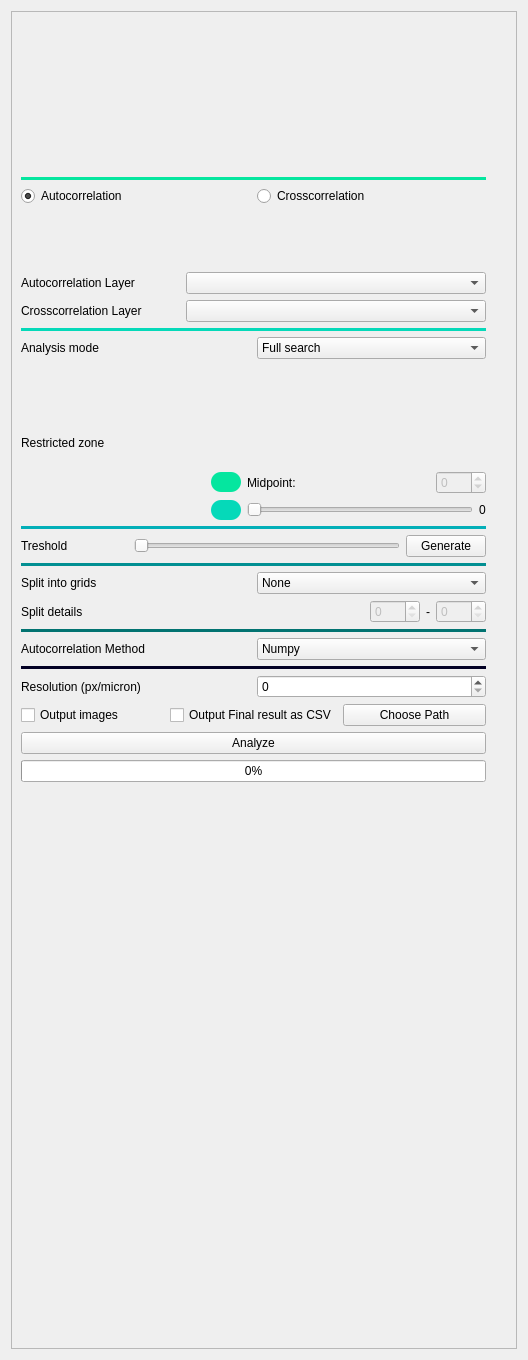
First picture: the form in src/napari_k2_wavebreaker/static/form.ui, repository SamKVs/napari-k2-WaveBreaker, before the edit.
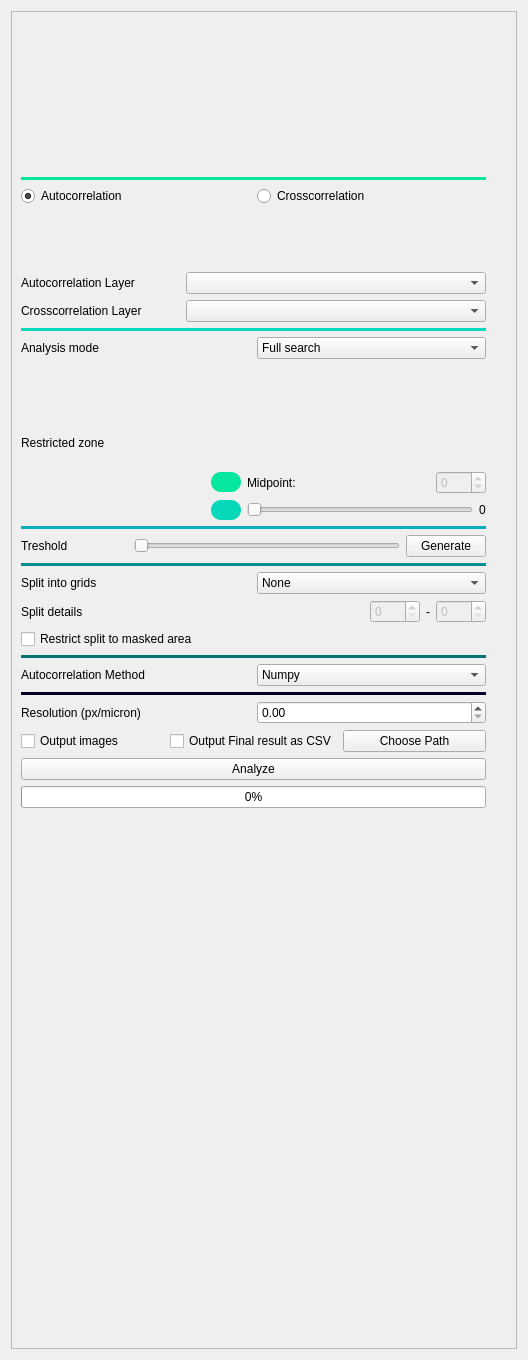
Second picture: the form after the edit. Icons and pictures are not drawn. Custom widgets are drawn as their Qt base class.

Commit message: Bug fixes, implemented grid split to mask area

What changed in the file:
```diff
--- a/src/napari_k2_wavebreaker/static/form.ui
+++ b/src/napari_k2_wavebreaker/static/form.ui
@@ -725,6 +725,17 @@
            </item>
           </layout>
          </item>
+         <item>
+          <layout class="QHBoxLayout" name="horizontalLayout_10">
+           <item>
+            <widget class="QCheckBox" name="checkBox_restrictGrid">
+             <property name="text">
+              <string>Restrict split to masked area</string>
+             </property>
+            </widget>
+           </item>
+          </layout>
+         </item>
          <item>
           <widget class="Line" name="line_17">
            <property name="styleSheet">
@@ -775,9 +786,9 @@
             </widget>
            </item>
            <item>
-            <widget class="QSpinBox" name="spinBox_pixel">
+            <widget class="QDoubleSpinBox" name="doubleSpinBox_pixel">
              <property name="maximum">
-              <number>9999999</number>
+              <double>999999.989999999990687</double>
              </property>
             </widget>
            </item>
```
The commit also changes 7 other files.
